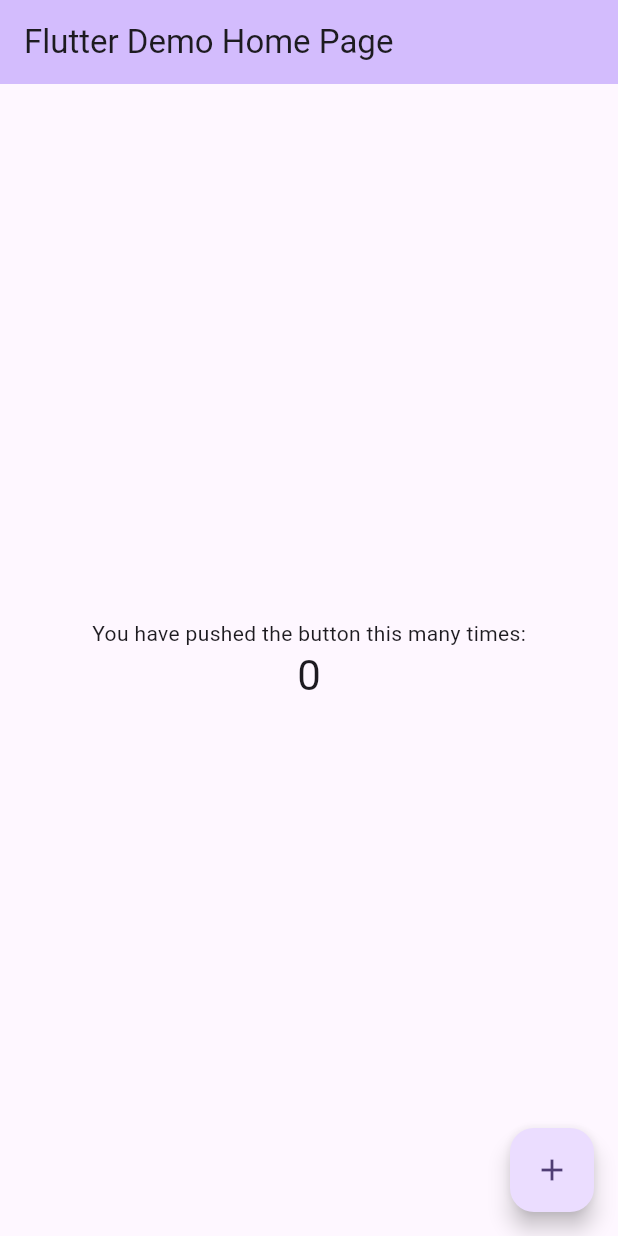
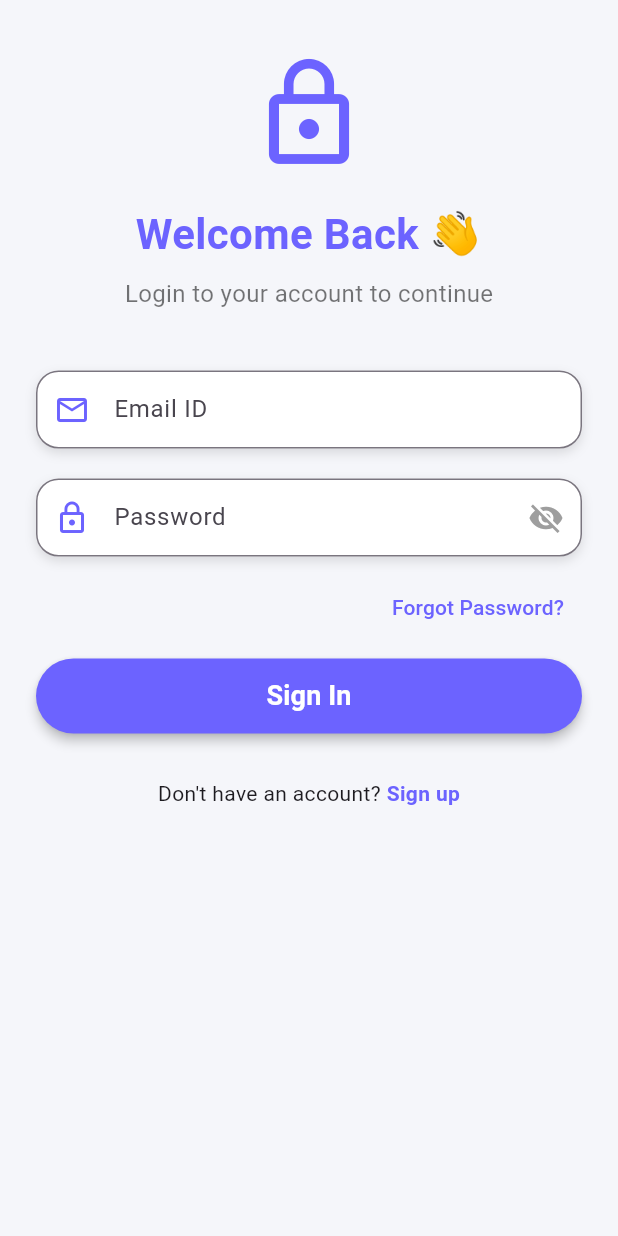
Before and after one commit to mohamed-sajidh/AdminEase, a Flutter app: the screen it shows after launch, on a phone screen of 412 x 824 dp. Run offline on Flutter 3.47's test engine with Material 3 defaults, Android fonts, the phone set to English and light mode, and no system bars.

Commit message:
login page ui completed

```diff
--- a/lib/main.dart
+++ b/lib/main.dart
@@ -1,3 +1,4 @@
+import 'package:adminease/screens/login_screen.dart';
 import 'package:flutter/material.dart';
 
 void main() {
@@ -12,114 +13,12 @@ class MyApp extends StatelessWidget {
   Widget build(BuildContext context) {
     return MaterialApp(
       title: 'Flutter Demo',
+      debugShowCheckedModeBanner: false,
       theme: ThemeData(
-        // This is the theme of your application.
-        //
-        // TRY THIS: Try running your application with "flutter run". You'll see
-        // the application has a purple toolbar. Then, without quitting the app,
-        // try changing the seedColor in the colorScheme below to Colors.green
-        // and then invoke "hot reload" (save your changes or press the "hot
-        // reload" button in a Flutter-supported IDE, or press "r" if you used
-        // the command line to start the app).
-        //
-        // Notice that the counter didn't reset back to zero; the application
-        // state is not lost during the reload. To reset the state, use hot
-        // restart instead.
-        //
-        // This works for code too, not just values: Most code changes can be
-        // tested with just a hot reload.
         colorScheme: ColorScheme.fromSeed(seedColor: Colors.deepPurple),
         useMaterial3: true,
       ),
-      home: const MyHomePage(title: 'Flutter Demo Home Page'),
+      home: const LoginScreen(),
     );
   }
 }
-
-class MyHomePage extends StatefulWidget {
-  const MyHomePage({super.key, required this.title});
-
-  // This widget is the home page of your application. It is stateful, meaning
-  // that it has a State object (defined below) that contains fields that affect
-  // how it looks.
-
-  // This class is the configuration for the state. It holds the values (in this
-  // case the title) provided by the parent (in this case the App widget) and
-  // used by the build method of the State. Fields in a Widget subclass are
-  // always marked "final".
-
-  final String title;
-
-  @override
-  State<MyHomePage> createState() => _MyHomePageState();
-}
-
-class _MyHomePageState extends State<MyHomePage> {
-  int _counter = 0;
-
-  void _incrementCounter() {
-    setState(() {
-      // This call to setState tells the Flutter framework that something has
-      // changed in this State, which causes it to rerun the build method below
-      // so that the display can reflect the updated values. If we changed
-      // _counter without calling setState(), then the build method would not be
-      // called again, and so nothing would appear to happen.
-      _counter++;
-    });
-  }
-
-  @override
-  Widget build(BuildContext context) {
-    // This method is rerun every time setState is called, for instance as done
-    // by the _incrementCounter method above.
-    //
-    // The Flutter framework has been optimized to make rerunning build methods
-    // fast, so that you can just rebuild anything that needs updating rather
-    // than having to individually change instances of widgets.
-    return Scaffold(
-      appBar: AppBar(
-        // TRY THIS: Try changing the color here to a specific color (to
-        // Colors.amber, perhaps?) and trigger a hot reload to see the AppBar
-        // change color while the other colors stay the same.
-        backgroundColor: Theme.of(context).colorScheme.inversePrimary,
-        // Here we take the value from the MyHomePage object that was created by
-        // the App.build method, and use it to set our appbar title.
-        title: Text(widget.title),
-      ),
-      body: Center(
-        // Center is a layout widget. It takes a single child and positions it
-        // in the middle of the parent.
-        child: Column(
-          // Column is also a layout widget. It takes a list of children and
-          // arranges them vertically. By default, it sizes itself to fit its
-          // children horizontally, and tries to be as tall as its parent.
-          //
-          // Column has various properties to control how it sizes itself and
-          // how it positions its children. Here we use mainAxisAlignment to
-          // center the children vertically; the main axis here is the vertical
-          // axis because Columns are vertical (the cross axis would be
-          // horizontal).
-          //
-          // TRY THIS: Invoke "debug painting" (choose the "Toggle Debug Paint"
-          // action in the IDE, or press "p" in the console), to see the
-          // wireframe for each widget.
-          mainAxisAlignment: MainAxisAlignment.center,
-          children: <Widget>[
-            const Text(
-              'You have pushed the button this many times:',
-            ),
-            Text(
-              '$_counter',
-              style: Theme.of(context).textTheme.headlineMedium,
-            ),
-          ],
-        ),
-      ),
-      floatingActionButton: FloatingActionButton(
-        onPressed: _incrementCounter,
-        tooltip: 'Increment',
-        child: const Icon(Icons.add),
-      ), // This trailing comma makes auto-formatting nicer for build methods.
-    );
-  }
-}
--- /dev/null
+++ b/lib/screens/login_screen.dart
@@ -0,0 +1,211 @@
+import 'package:flutter/material.dart';
+
+class LoginScreen extends StatefulWidget {
+  const LoginScreen({super.key});
+
+  @override
+  State<LoginScreen> createState() => _LoginScreenState();
+}
+
+class _LoginScreenState extends State<LoginScreen> {
+  bool obscurePassword = true;
+  late TextEditingController emailController;
+  late TextEditingController passwordController;
+  final formKey = GlobalKey<FormState>();
+
+  final Color primaryColor = const Color(0xFF6C63FF);
+
+  @override
+  void initState() {
+    super.initState();
+    emailController = TextEditingController();
+    passwordController = TextEditingController();
+  }
+
+  @override
+  void dispose() {
+    emailController.dispose();
+    passwordController.dispose();
+    super.dispose();
+  }
+
+  @override
+  Widget build(BuildContext context) {
+    return Scaffold(
+      backgroundColor: const Color(0xFFF5F6FA),
+      body: SafeArea(
+        child: SingleChildScrollView(
+          padding: const EdgeInsets.symmetric(horizontal: 24, vertical: 36),
+          child: Column(
+            crossAxisAlignment: CrossAxisAlignment.center,
+            children: [
+              // App Logo or Illustration
+              const Icon(
+                Icons.lock_outline,
+                size: 80,
+                color: Color(0xFF6C63FF),
+              ),
+
+              const SizedBox(height: 20),
+
+              Text(
+                "Welcome Back 👋",
+                style: TextStyle(
+                  fontSize: 28,
+                  fontWeight: FontWeight.bold,
+                  color: primaryColor,
+                ),
+              ),
+
+              const SizedBox(height: 8),
+              const Text(
+                "Login to your account to continue",
+                style: TextStyle(fontSize: 16, color: Colors.black54),
+              ),
+
+              const SizedBox(height: 40),
+
+              Form(
+                key: formKey,
+                child: Column(
+                  children: [
+                    _buildInputField(
+                      controller: emailController,
+                      label: "Email ID",
+                      icon: Icons.email_outlined,
+                      validatorMsg: "Email is required",
+                    ),
+                    const SizedBox(height: 20),
+                    _buildInputField(
+                      controller: passwordController,
+                      label: "Password",
+                      icon: Icons.lock_outline,
+                      isPassword: true,
+                      validatorMsg: "Password is required",
+                    ),
+                    const SizedBox(height: 10),
+                    Align(
+                      alignment: Alignment.centerRight,
+                      child: TextButton(
+                        onPressed: () {
+                          // Forgot password logic
+                        },
+                        child: Text(
+                          "Forgot Password?",
+                          style: TextStyle(
+                            color: primaryColor,
+                            fontWeight: FontWeight.w500,
+                          ),
+                        ),
+                      ),
+                    ),
+                    const SizedBox(height: 10),
+                    SizedBox(
+                      width: double.infinity,
+                      height: 50,
+                      child: ElevatedButton(
+                        onPressed: () {
+                          if (formKey.currentState!.validate()) {
+                            // Login logic
+                          }
+                        },
+                        style: ElevatedButton.styleFrom(
+                          backgroundColor: primaryColor,
+                          shape: RoundedRectangleBorder(
+                            borderRadius: BorderRadius.circular(30),
+                          ),
+                          elevation: 3,
+                        ),
+                        child: const Text(
+                          "Sign In",
+                          style: TextStyle(
+                            fontSize: 18,
+                            fontWeight: FontWeight.w600,
+                            color: Colors.white,
+                          ),
+                        ),
+                      ),
+                    ),
+                  ],
+                ),
+              ),
+
+              const SizedBox(height: 30),
+
+              Row(
+                mainAxisAlignment: MainAxisAlignment.center,
+                children: [
+                  const Text("Don't have an account? "),
+                  GestureDetector(
+                    onTap: () {
+                      // Navigate to register screen
+                    },
+                    child: Text(
+                      "Sign up",
+                      style: TextStyle(
+                        color: primaryColor,
+                        fontWeight: FontWeight.bold,
+                      ),
+                    ),
+                  ),
+                ],
+              ),
+            ],
+          ),
+        ),
+      ),
+    );
+  }
+
+  Widget _buildInputField({
+    required TextEditingController controller,
+    required String label,
+    required IconData icon,
+    bool isPassword = false,
+    required String validatorMsg,
+  }) {
+    return Container(
+      decoration: BoxDecoration(
+        color: Colors.white,
+        borderRadius: BorderRadius.circular(15),
+        boxShadow: const [
+          BoxShadow(
+            color: Colors.black12,
+            blurRadius: 6,
+            offset: Offset(0, 3),
+          ),
+        ],
+      ),
+      child: TextFormField(
+        controller: controller,
+        obscureText: isPassword ? obscurePassword : false,
+        decoration: InputDecoration(
+          contentPadding:
+              const EdgeInsets.symmetric(horizontal: 16, vertical: 14),
+          prefixIcon: Icon(icon, color: primaryColor),
+          suffixIcon: isPassword
+              ? IconButton(
+                  icon: Icon(
+                    obscurePassword ? Icons.visibility_off : Icons.visibility,
+                    color: Colors.grey,
+                  ),
+                  onPressed: () {
+                    setState(() {
+                      obscurePassword = !obscurePassword;
+                    });
+                  },
+                )
+              : null,
+          border: OutlineInputBorder(borderRadius: BorderRadius.circular(15)),
+          labelText: label,
+        ),
+        validator: (value) {
+          if (value == null || value.isEmpty) {
+            return validatorMsg;
+          }
+          return null;
+        },
+      ),
+    );
+  }
+}
```
